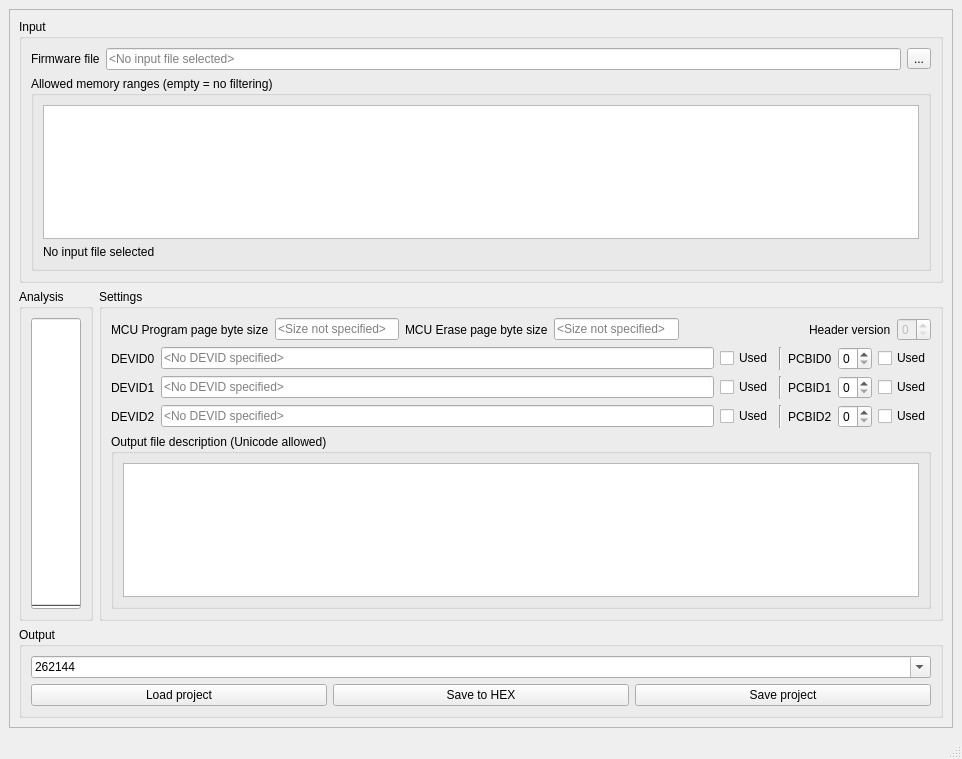
Before: the Qt Designer form bootgen/mainscreen.ui in apshu/ee_boot, drawn with Qt 5.
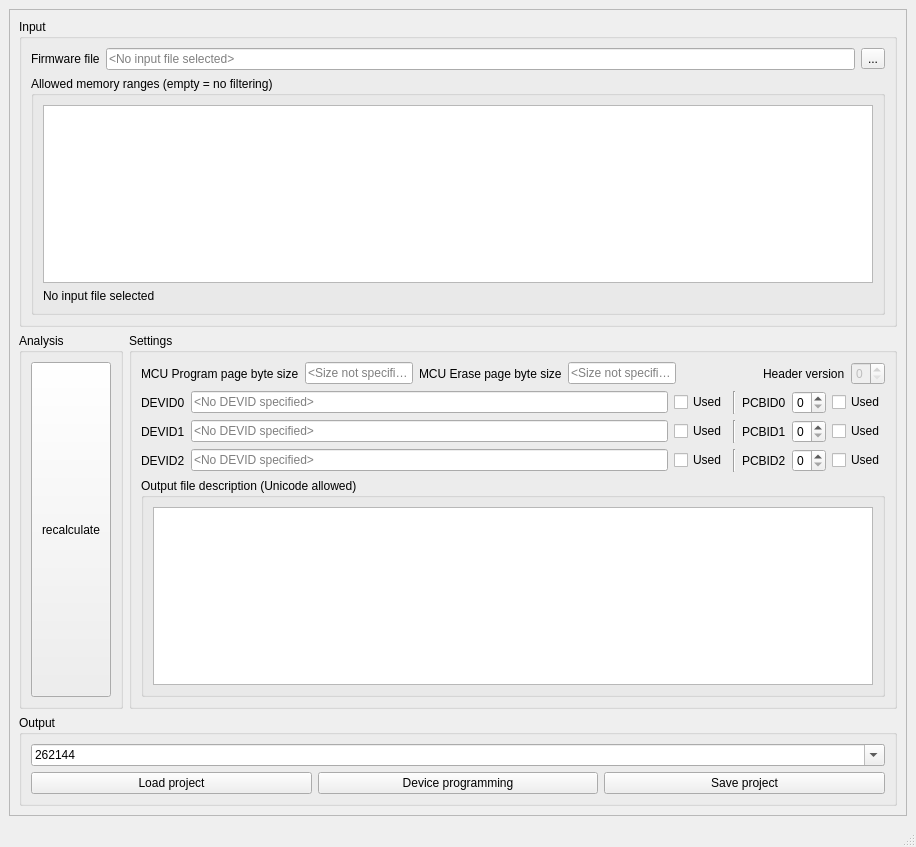
After: the same form once the commit is applied.

Commit message: Fixed bug with incorrect checkbox load due to emitted signals Input file analysis implemented UI modified

```diff
--- a/bootgen/mainscreen.ui
+++ b/bootgen/mainscreen.ui
@@ -6,8 +6,8 @@
    <rect>
     <x>0</x>
     <y>0</y>
-    <width>962</width>
-    <height>759</height>
+    <width>916</width>
+    <height>847</height>
    </rect>
   </property>
   <property name="windowTitle">
@@ -35,6 +35,12 @@
       <layout class="QGridLayout" name="gridLayout_8">
        <item row="1" column="1">
         <widget class="QGroupBox" name="settings_grp">
+         <property name="sizePolicy">
+          <sizepolicy hsizetype="Expanding" vsizetype="Preferred">
+           <horstretch>0</horstretch>
+           <verstretch>0</verstretch>
+          </sizepolicy>
+         </property>
          <property name="title">
           <string>Settings</string>
          </property>
@@ -430,7 +436,7 @@
                <bool>true</bool>
               </property>
               <property name="text">
-               <string>Save to HEX</string>
+               <string>Device programming</string>
               </property>
              </widget>
             </item>
@@ -560,35 +566,28 @@
        </item>
        <item row="1" column="0">
         <widget class="QGroupBox" name="groupBox_3">
+         <property name="sizePolicy">
+          <sizepolicy hsizetype="Preferred" vsizetype="Preferred">
+           <horstretch>0</horstretch>
+           <verstretch>0</verstretch>
+          </sizepolicy>
+         </property>
          <property name="title">
           <string>Analysis</string>
          </property>
          <layout class="QGridLayout" name="gridLayout_9">
           <item row="0" column="0">
-           <layout class="QVBoxLayout" name="verticalLayout_2">
-            <item>
-             <widget class="QProgressBar" name="device_capacity_pb">
-              <property name="sizePolicy">
-               <sizepolicy hsizetype="Preferred" vsizetype="Expanding">
-                <horstretch>0</horstretch>
-                <verstretch>0</verstretch>
-               </sizepolicy>
-              </property>
-              <property name="value">
-               <number>0</number>
-              </property>
-              <property name="orientation">
-               <enum>Qt::Vertical</enum>
-              </property>
-              <property name="invertedAppearance">
-               <bool>false</bool>
-              </property>
-              <property name="textDirection">
-               <enum>QProgressBar::TopToBottom</enum>
-              </property>
-             </widget>
-            </item>
-           </layout>
+           <widget class="QPushButton" name="recalculate_btn">
+            <property name="sizePolicy">
+             <sizepolicy hsizetype="Minimum" vsizetype="Expanding">
+              <horstretch>0</horstretch>
+              <verstretch>0</verstretch>
+             </sizepolicy>
+            </property>
+            <property name="text">
+             <string>recalculate</string>
+            </property>
+           </widget>
           </item>
          </layout>
         </widget>
```
Left out of the diff: 130 changed lines with no effect on the pictures. The commit also changes 2 other files.
